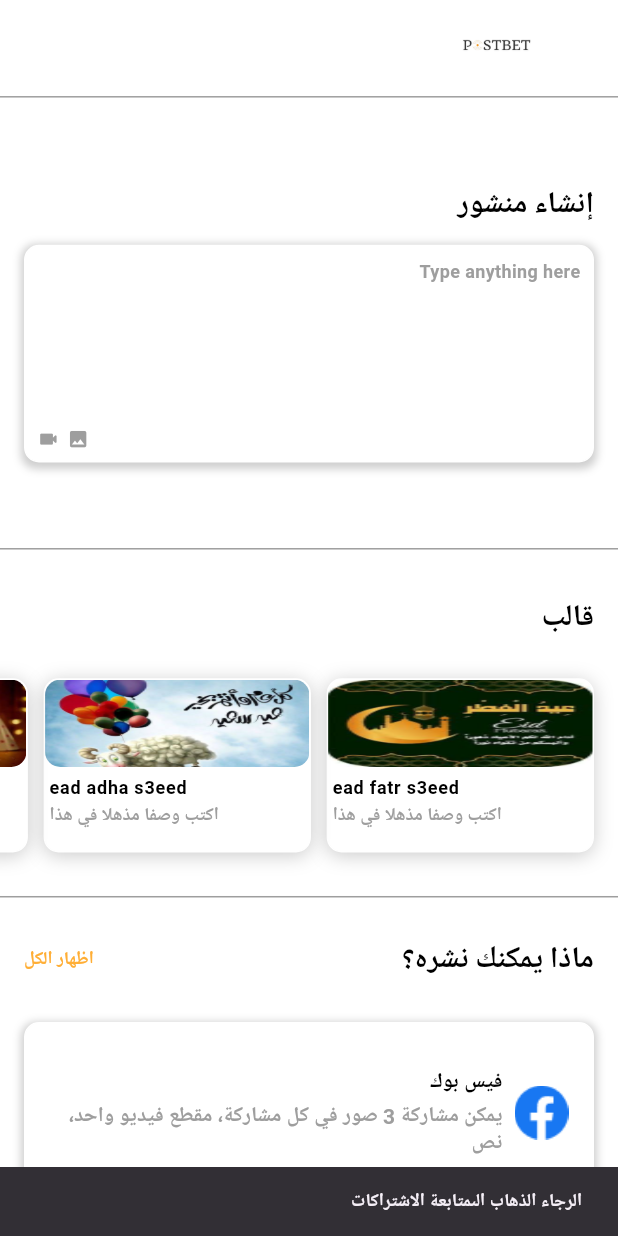
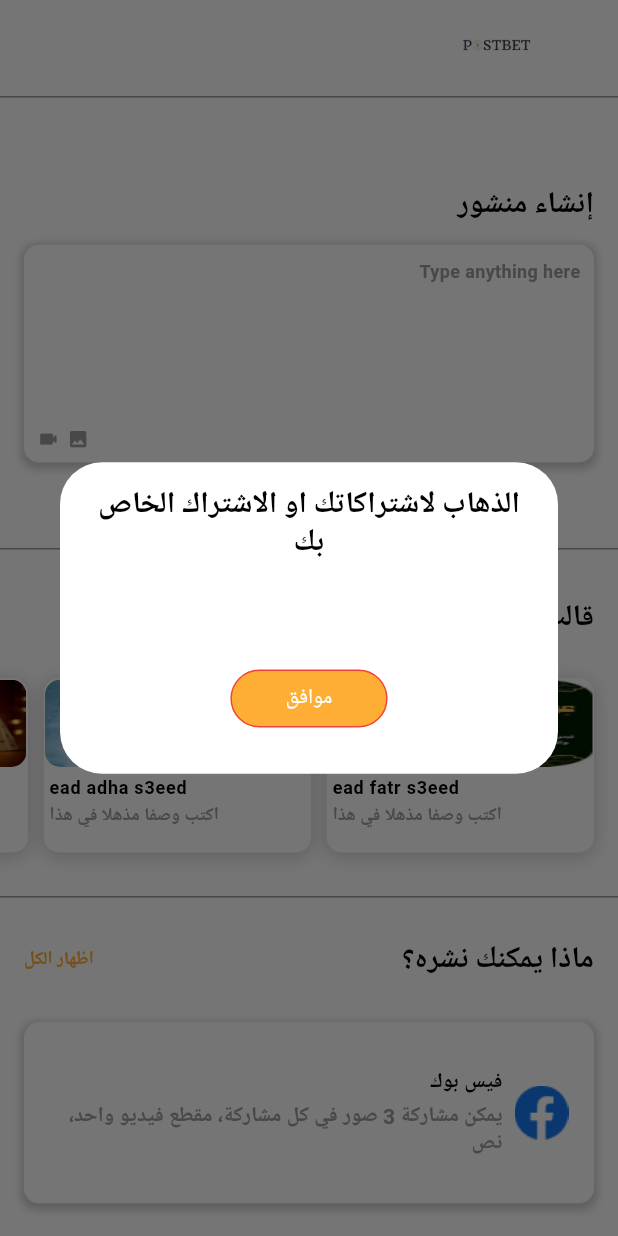
Before and after one commit to pavlysamir/post_bet_app, a Flutter app: the HomeScreen screen opened by its route, after a tap on "Type anything here", on a phone screen of 412 x 824 dp. Run offline on Flutter 3.47's test engine with Material 3 defaults, Android fonts, the phone set to English and light mode, and no system bars; our stand-ins replace bloc, dartz, dio, flutter_bloc, flutter_screenutil, get_it and 9 more; missing offline and left inert: flutter_windowmanager; accounts and stored records are empty; key blocks and very long unbroken strings in the code were emptied for the run.

Commit message:
feat: Add new strings and widgets
- Added a new widget `PopUpDialogOneButton` to display a dialog with one button.
- Modified the `AddPostContainer` widget to use the `PopUpDialogOneButton` widget instead of a snackbar.
- Added a new string `ok` to the localization files.
- Added a new string `gotoSubscripe` to the localization files.
- Added a new string `expireOn` to the localization files.
- Modified the `CobonsView` and `CobonItem` widgets to display the expiration date of a promo code.
- Added the `intl` package as a direct dependency.

```diff
--- a/lib/core/utils/widgets/pop_up_dialog.dart
+++ b/lib/core/utils/widgets/pop_up_dialog.dart
@@ -80,3 +80,63 @@ class PopUpDialog extends StatelessWidget {
     );
   }
 }
+
+class PopUpDialogOneButton extends StatelessWidget {
+  const PopUpDialogOneButton(
+      {super.key,
+      required this.context,
+      required this.function,
+      required this.title,
+      required this.subTitle,
+      this.colorButton1 = kPrimaryKey,
+      this.textColortcolor1 = Colors.white,
+      required this.textbtn});
+  final BuildContext context;
+  final Function() function;
+  final String title;
+  final String subTitle;
+  final Color colorButton1;
+  final Color textColortcolor1;
+  final String textbtn;
+
+  @override
+  Widget build(BuildContext context) {
+    return AlertDialog(
+      backgroundColor: Theme.of(context).cardColor,
+      alignment: Alignment.center,
+      actionsAlignment: MainAxisAlignment.center,
+      content: Column(
+        mainAxisSize: MainAxisSize.min,
+        crossAxisAlignment: CrossAxisAlignment.center,
+        children: <Widget>[
+          Text(
+            title,
+            style: Theme.of(context).textTheme.displaySmall,
+            textAlign: TextAlign.center,
+          ),
+          SizedBox(
+            height: 20.h,
+          ),
+          Text(
+            subTitle,
+            style: Theme.of(context).textTheme.labelLarge,
+            textAlign: TextAlign.center,
+          )
+        ],
+      ),
+      actions: <Widget>[
+        Padding(
+          padding: const EdgeInsets.only(bottom: 0),
+          child: CustomButtonSmall(
+            borderColor: Colors.red,
+            width: 100,
+            text: textbtn,
+            color: colorButton1,
+            function: function,
+            textColortcolor: textColortcolor1,
+          ),
+        )
+      ],
+    );
+  }
+}
--- a/lib/features/home/presentation/views/widgets/add_post_container.dart
+++ b/lib/features/home/presentation/views/widgets/add_post_container.dart
@@ -6,6 +6,7 @@ import 'package:post_bet/core/utils/app_router.dart';
 import 'package:post_bet/core/utils/service_locator.dart';
 import 'package:post_bet/core/utils/shared_preferences_cash_helper.dart';
 import 'package:post_bet/core/utils/widgets/custom_go_navigator.dart';
+import 'package:post_bet/core/utils/widgets/pop_up_dialog.dart';
 import 'package:post_bet/generated/l10n.dart';
 
 class AddPostContainer extends StatelessWidget {
@@ -23,9 +24,20 @@ class AddPostContainer extends StatelessWidget {
                       .get<CashHelperSharedPreferences>()
                       .getData(key: ApiKey.platForms) ==
                   null
-              ? ScaffoldMessenger.of(context).showSnackBar(SnackBar(
-                  content: Text(
-                      '${S.of(context).pleaseGo}${S.of(context).mySbscription}')))
+              ? showDialog(
+                  context: context,
+                  builder: (BuildContext context) => PopUpDialogOneButton(
+                    context: context,
+                    function: () {
+                      Navigator.pop(context);
+                    },
+                    title: S.of(context).gotoSubscripe,
+                    subTitle: '',
+                    colorButton1: kPrimaryKey,
+                    textColortcolor1: Colors.white,
+                    textbtn: S.of(context).ok,
+                  ),
+                )
               : customJustGoNavigate(
                   context: context, path: AppRouter.kAddPostView);
         },
--- a/lib/features/home/presentation/views/widgets/custom_template_list_view_item.dart
+++ b/lib/features/home/presentation/views/widgets/custom_template_list_view_item.dart
@@ -61,6 +61,8 @@ class TemplatePostsListViewItem extends StatelessWidget {
               child: Align(
                   alignment: Alignment.topLeft,
                   child: Text(S.of(context).amazingMessage,
+                      overflow: TextOverflow.ellipsis,
+                      maxLines: 1,
                       style: Theme.of(context)
                           .textTheme
                           .bodyLarge!
--- a/lib/features/settings/data/models/promo_codes_model.dart
+++ b/lib/features/settings/data/models/promo_codes_model.dart
@@ -43,6 +43,7 @@ class PromoCode {
   final bool isActive;
   final int usedCounter;
   final int numberOfUses;
+  final String expirationDate;
 
   PromoCode({
     required this.id,
@@ -53,6 +54,7 @@ class PromoCode {
     required this.isActive,
     required this.usedCounter,
     required this.numberOfUses,
+    required this.expirationDate,
   });
 
   factory PromoCode.fromJson(Map<String, dynamic> json) => PromoCode(
@@ -64,6 +66,7 @@ class PromoCode {
         isActive: json['isActive'],
         usedCounter: json['usedCounter'],
         numberOfUses: json['numberOfUses'],
+        expirationDate: json['expirationDate'],
       );
 }
 
--- a/lib/features/settings/presentation/views/cobons_view.dart
+++ b/lib/features/settings/presentation/views/cobons_view.dart
@@ -46,7 +46,9 @@ class CobonsView extends StatelessWidget {
                               cobonCode: SettingsCubit.get(context)
                                   .promoCode[index]
                                   .promoCode,
-                              cobonTitle: S.of(context).contentDiscount,
+                              cobonTitle: SettingsCubit.get(context)
+                                  .promoCode[index]
+                                  .expirationDate,
                             );
                           },
                         )),
--- a/lib/features/settings/presentation/views/widgets/custom_cobon_item.dart
+++ b/lib/features/settings/presentation/views/widgets/custom_cobon_item.dart
@@ -1,5 +1,7 @@
 import 'package:flutter/material.dart';
 import 'package:flutter_screenutil/flutter_screenutil.dart';
+import 'package:intl/intl.dart';
+import 'package:post_bet/generated/l10n.dart';
 
 class CobonItem extends StatelessWidget {
   const CobonItem({
@@ -17,9 +19,12 @@ class CobonItem extends StatelessWidget {
 
   @override
   Widget build(BuildContext context) {
+    String isoString = cobonTitle;
+    DateTime dateTime = DateTime.parse(isoString);
+    String formattedDate = DateFormat('yyyy-MM-dd').format(dateTime);
     return Container(
         //padding: EdgeInsets.all(8.h),
-        height: 300.h,
+        height: 250.h,
         clipBehavior: Clip.antiAlias,
         decoration: BoxDecoration(
           border: Border.all(color: Colors.white),
@@ -41,7 +46,7 @@ class CobonItem extends StatelessWidget {
                 height: 15.h,
               ),
               CircleAvatar(
-                radius: 55.r,
+                radius: 60.r,
                 backgroundColor: Colors.black,
                 child: Center(
                   child: Text(
@@ -53,7 +58,7 @@ class CobonItem extends StatelessWidget {
               Padding(
                 padding: const EdgeInsets.all(12.0),
                 child: Text(
-                  cobonTitle,
+                  '${S.of(context).expireData} $formattedDate',
                   textAlign: TextAlign.center,
                   style: Theme.of(context).textTheme.labelLarge,
                   maxLines: 4,
--- a/lib/l10n/intl_ar.arb
+++ b/lib/l10n/intl_ar.arb
@@ -211,7 +211,10 @@
     "linkAcount":"ربط الحسابات",
     "availableAccounts":"الحسابات المتاحة",
     "loading":"جاري التحميل",
-    "pleaseWrite":"من فضلك قم بكتابة نص او تحديد شيء"
+    "pleaseWrite":"من فضلك قم بكتابة نص او تحديد شيء",
+    "ok":"موافق",
+    "gotoSubscripe":"الذهاب لاشتراكاتك او الاشتراك الخاص بك",
+    "expireOn":"انتهاء الصلاحية في"
 
 
 
--- a/lib/l10n/intl_en.arb
+++ b/lib/l10n/intl_en.arb
@@ -217,7 +217,10 @@
     "linkAcount":"Link Acounts",
     "availableAccounts":"Available Accounts",
     "loading":"Loading...",
-    "pleaseWrite":"please write or Select something"
+    "pleaseWrite":"please write or Select something",
+    "ok":"ok",
+    "gotoSubscripe":"Go to Subscripe Or Your Subscription",
+    "expireOn":"Expires on"
 
 
 
--- a/pubspec.yaml
+++ b/pubspec.yaml
@@ -50,6 +50,7 @@ dependencies:
   webview_flutter: ^4.7.0
   url_launcher: ^6.2.6
   http: ^1.2.1
+  intl: ^0.18.1
 
 
   flutter:
```
Also changed, not shown: lib/generated/intl/messages_ar.dart, lib/generated/intl/messages_en.dart, lib/generated/l10n.dart, pubspec.lock.
